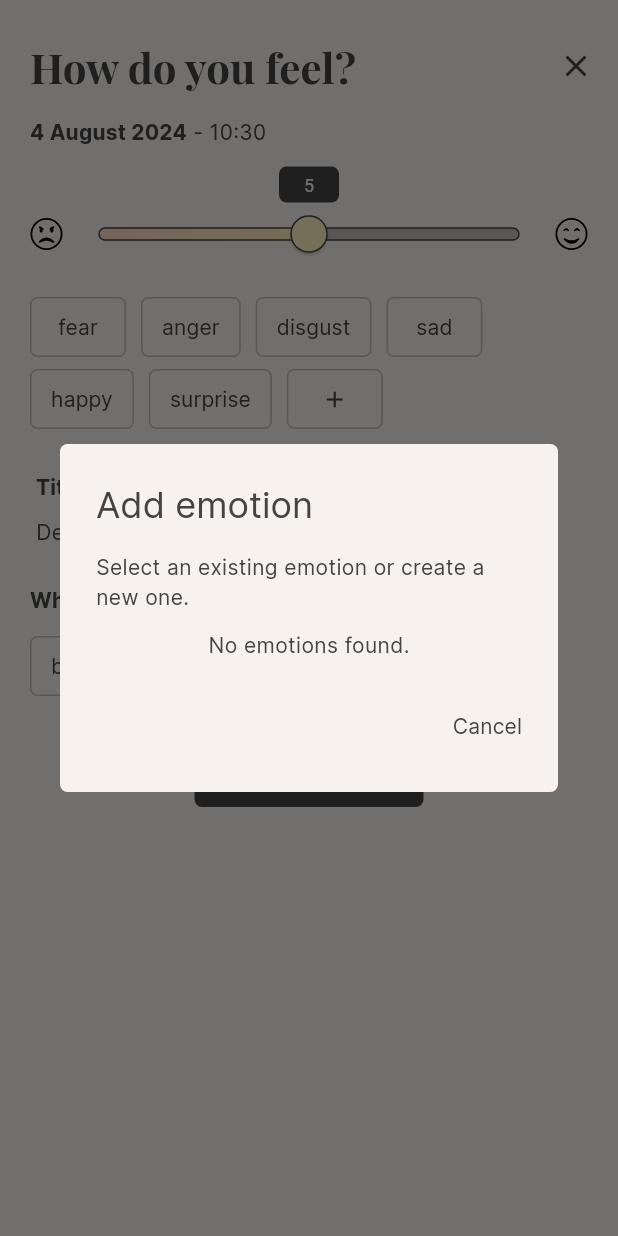
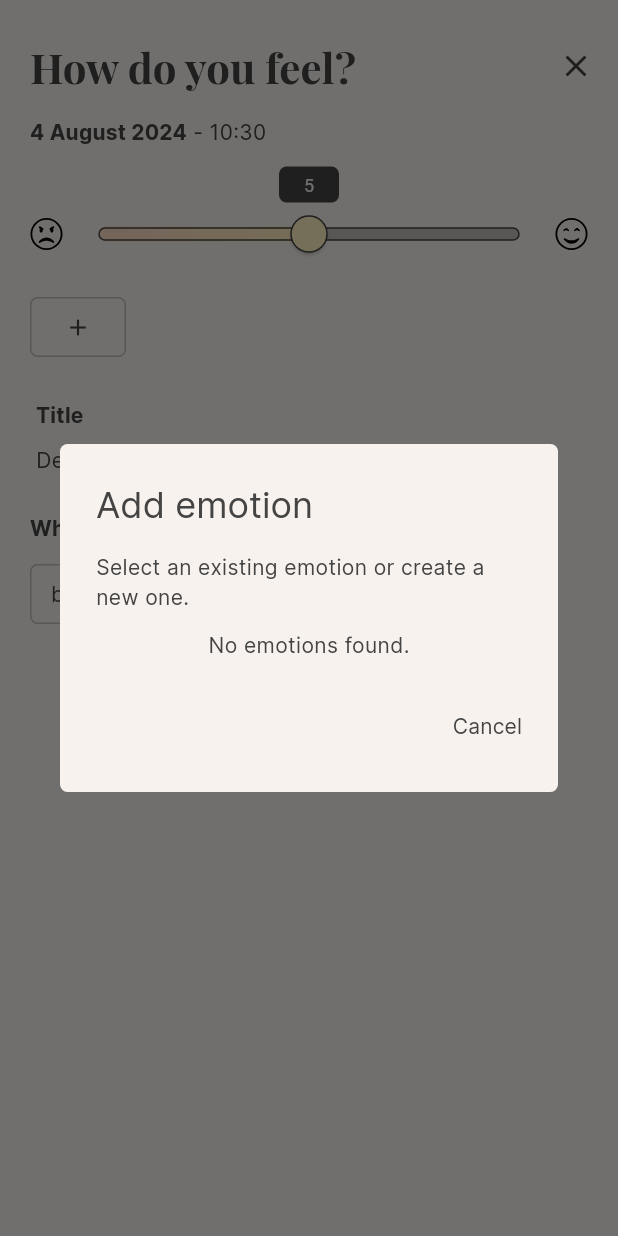
Before and after one commit to OscrTR/CalmNotes, a Flutter app: the EntryCreationPage screen opened by its route, after a tap on the "add" icon, on a phone screen of 412 x 824 dp. Run offline on Flutter 3.47's test engine with Material 3 defaults, Android fonts, the phone set to English and light mode, and no system bars; our stand-ins replace awesome_notifications, flutter_svg, go_router, material_symbols_icons, sqflite; accounts and stored records are empty.

Commit message:
emotions display

```diff
--- a/lib/components/emotions.dart
+++ b/lib/components/emotions.dart
@@ -1,7 +1,5 @@
 import 'package:calm_notes/colors.dart';
-import 'package:calm_notes/models/emotion.dart';
 import 'package:calm_notes/providers/emotion_provider.dart';
-import 'package:calm_notes/services/database_service.dart';
 import 'package:flutter/material.dart';
 import 'package:material_symbols_icons/symbols.dart';
 import 'package:provider/provider.dart';
@@ -23,7 +21,6 @@ class _EmotionsState extends State<Emotions> {
     'surprise',
   ];
 
-  final DatabaseService _databaseService = DatabaseService.instance;
   final TextEditingController _emotionNameController = TextEditingController();
 
   //TODO
@@ -42,15 +39,24 @@ class _EmotionsState extends State<Emotions> {
     return Column(
       crossAxisAlignment: CrossAxisAlignment.start,
       children: [
-        Wrap(spacing: 10, children: [
-          ..._emotions.map((emotion) {
+        Consumer<EmotionProvider>(
+          builder: (context, provider, child) {
+            final emotions = provider.emotions;
+            return Wrap(
+              spacing: 10,
+              children: [
+                ...emotions.map(
+                  (emotion) {
                     return OutlinedButton(
                       onPressed: () {
-                context.read<EmotionProvider>().incrementEmotion(emotion);
+                        context
+                            .read<EmotionProvider>()
+                            .incrementEmotion(emotion.name);
                       },
-              child: Text(emotion),
+                      child: Text(emotion.name),
                     );
-          }),
+                  },
+                ),
                 OutlinedButton(
                   onPressed: () => showDialog<String>(
                     context: context,
@@ -70,13 +76,12 @@ class _EmotionsState extends State<Emotions> {
                             builder: (context, provider, child) {
                               final emotions = provider.emotions;
                               if (emotions.isEmpty) {
-                          print('No emotions found');
                                 return const Center(
                                     child: Text('No emotions found.'));
                               }
-                        print('Emotions found');
-                        final double height =
-                            emotions.length < 5 ? emotions.length * 48.0 : 200;
+                              final double height = emotions.length < 5
+                                  ? emotions.length * 48.0
+                                  : 200;
                               return SizedBox(
                                 height: height,
                                 child: SingleChildScrollView(
@@ -95,13 +100,16 @@ class _EmotionsState extends State<Emotions> {
                                               GestureDetector(
                                                 onTap: () => showDialog<String>(
                                                   context: context,
-                                            builder: (BuildContext context) =>
+                                                  builder:
+                                                      (BuildContext context) =>
                                                           AlertDialog(
-                                              backgroundColor:
-                                                  AppColors.backgroundColor,
-                                              shape: RoundedRectangleBorder(
+                                                    backgroundColor: AppColors
+                                                        .backgroundColor,
+                                                    shape:
+                                                        RoundedRectangleBorder(
                                                       borderRadius:
-                                                    BorderRadius.circular(5),
+                                                          BorderRadius.circular(
+                                                              5),
                                                     ),
                                                     title: const Text(
                                                         'Emotion deletion'),
@@ -111,17 +119,21 @@ class _EmotionsState extends State<Emotions> {
                                                       TextButton(
                                                         onPressed: () =>
                                                             Navigator.pop(
-                                                          context, 'Cancel'),
-                                                  child: const Text('Cancel'),
+                                                                context,
+                                                                'Cancel'),
+                                                        child: const Text(
+                                                            'Cancel'),
                                                       ),
                                                       TextButton(
                                                         onPressed: () {
-                                                    provider.deleteEmotion(
+                                                          provider
+                                                              .deleteEmotion(
                                                                   emotion.id);
-                                                    Navigator.pop(
-                                                        context, 'Delete');
+                                                          Navigator.pop(context,
+                                                              'Delete');
                                                         },
-                                                  child: const Text('Delete'),
+                                                        child: const Text(
+                                                            'Delete'),
                                                       ),
                                                     ],
                                                   ),
@@ -129,12 +141,14 @@ class _EmotionsState extends State<Emotions> {
                                                 child: Container(
                                                   height: 48,
                                                   width: 48,
-                                            alignment: Alignment.centerRight,
+                                                  alignment:
+                                                      Alignment.centerRight,
                                                   child: const SizedBox(
                                                     width: 20,
                                                     child: Icon(
                                                       Symbols.delete,
-                                                color: AppColors.primaryColor,
+                                                      color: AppColors
+                                                          .primaryColor,
                                                     ),
                                                   ),
                                                 ),
@@ -146,12 +160,15 @@ class _EmotionsState extends State<Emotions> {
                                       _buildTitleField(context),
                                       FilledButton(
                                           onPressed: () {
-                                      Provider.of<EmotionProvider>(context,
+                                            Provider.of<EmotionProvider>(
+                                                    context,
                                                     listen: false)
                                                 .addEmotion(
-                                              _emotionNameController.text);
+                                                    _emotionNameController
+                                                        .text);
                                           },
-                                    child: const Text('Create new emotion'))
+                                          child:
+                                              const Text('Create new emotion'))
                                     ],
                                   ),
                                 ),
@@ -173,7 +190,10 @@ class _EmotionsState extends State<Emotions> {
                     color: AppColors.primaryColor,
                   ),
                 ),
-        ]),
+              ],
+            );
+          },
+        ),
         Consumer<EmotionProvider>(
           builder: (context, emotionProvider, child) {
             return Wrap(spacing: 10, children: [
--- a/lib/providers/emotion_provider.dart
+++ b/lib/providers/emotion_provider.dart
@@ -16,7 +16,6 @@ class EmotionProvider extends ChangeNotifier {
 
   Future<void> _fetchEmotions() async {
     _emotions = await _databaseService.getEmotions();
-    print('Emotions : $_emotions');
     notifyListeners();
   }
 
```
Lines whose indentation alone changed are shown as unchanged.
